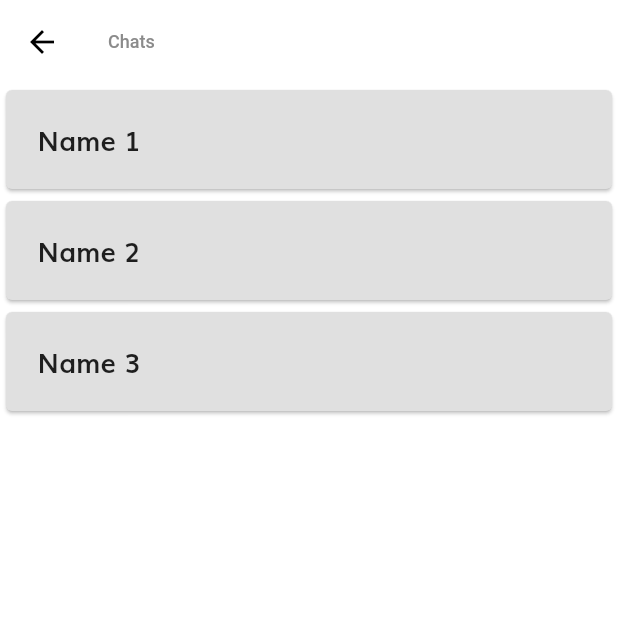
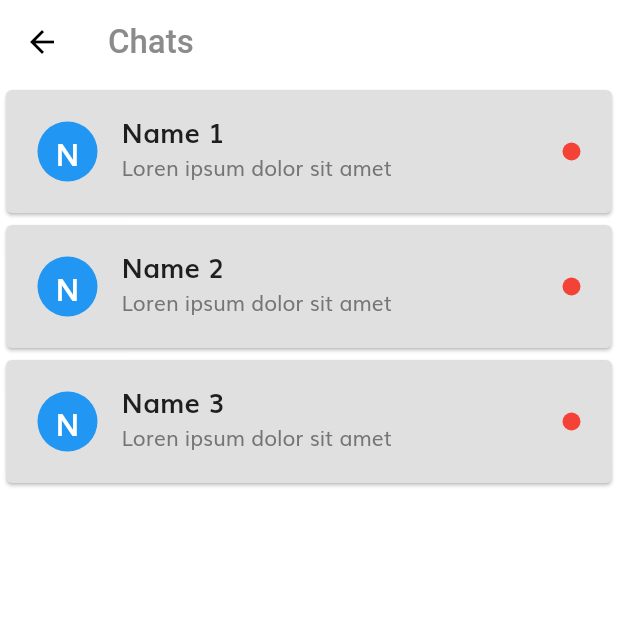
Before and after one commit to seHuzeyfe/libvary_app, a Flutter app: the ChatListScreen screen opened directly, on a phone screen of 412 x 824 dp, the top half of it. Run offline on Flutter 3.47's test engine with Material 2 defaults, Android fonts, the phone set to English and light mode, and no system bars; our stand-ins replace flutter_svg.

Commit message:
chat geliştirmeleri yapıldı

```diff
--- a/lib/View/chat_screen/main_chat_screen.dart
+++ b/lib/View/chat_screen/main_chat_screen.dart
@@ -1,5 +1,5 @@
 import 'package:flutter/material.dart';
-import "secondary_chat_screen.dart";
+import 'secondary_chat_screen.dart';
 
 class ChatListScreen extends StatelessWidget {
   final List<String> previousChats = [
@@ -12,24 +12,47 @@ class ChatListScreen extends StatelessWidget {
   Widget build(BuildContext context) {
     return Scaffold(
       appBar: AppBar(
-        title: Text('Chats'),
+        title: Text('Chats',style: TextStyle(fontSize: 22.0),),
       ),
       body: ListView.builder(
         itemCount: previousChats.length,
         itemBuilder: (context, index) {
           final chat = previousChats[index];
+          bool isOnline = false;
+
           return Card(
             color: Colors.grey[300],
             child: Padding(
               padding: EdgeInsets.all(5.0),
-
               child: ListTile(
+                leading: CircleAvatar(
+                  backgroundColor: Colors.blue,
+                  child: Text(
+                    chat.substring(0, 1),
+                    style: TextStyle(
+                      color: Colors.white,
+                      fontSize: 20.0,
+                      fontWeight: FontWeight.bold,
+                    ),
+                  ),
+                ),
                 title: Text(
                   chat,
                   style: TextStyle(
                     fontSize: 18.0,
                     fontWeight: FontWeight.bold,
                   ),
+                ),
+                subtitle: Text(
+                  'Loren ipsum dolor sit amet',
+                  style: TextStyle(
+                    fontSize: 14.0,
+                    color: Colors.grey[600],
+                  ),
+                ),
+                trailing: CircleAvatar(
+                  radius: 6.0,
+                  backgroundColor: isOnline ? Colors.green : Colors.red,
                 ),
                 onTap: () {
                   Navigator.push(
--- a/pubspec.yaml
+++ b/pubspec.yaml
@@ -30,6 +30,8 @@ environment:
 dependencies:
   flutter:
     sdk: flutter
+  image_picker: ^0.8.4+4
+
 
 
 
```
Also changed, not shown: lib/View/chat_screen/secondary_chat_screen.dart (+35 -2 lines), 1 other file.
